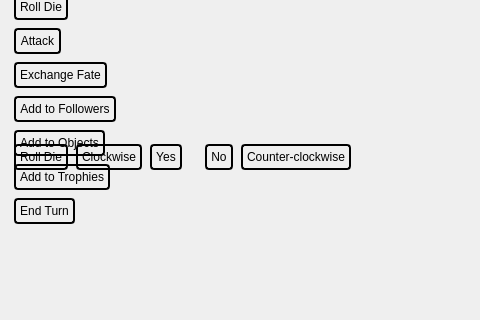
The window that TheBigWindow.ui (syzonin/TalismanQt) describes before a commit, drawn with Qt 5; both pictures show x 0 to 480 and y 280 to 600 of the 800 by 600 pixel window.
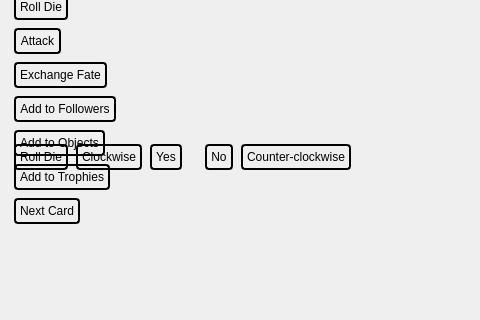
The same window after the commit. Icons and pictures are not drawn.

```diff
--- a/TheBigWindow.ui
+++ b/TheBigWindow.ui
@@ -654,7 +654,7 @@
        </sizepolicy>
       </property>
       <property name="text">
-       <string>End Turn</string>
+       <string>Next Card</string>
       </property>
      </widget>
     </item>
```
Left out of the diff: 2 changed lines with no effect on the pictures.
